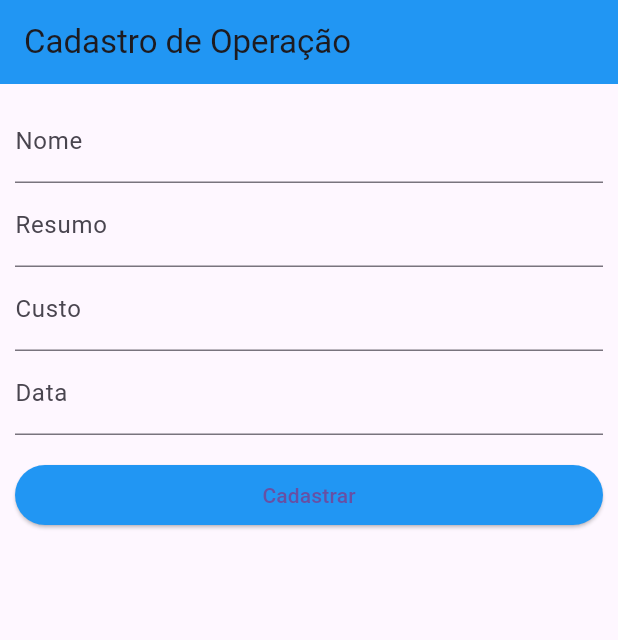
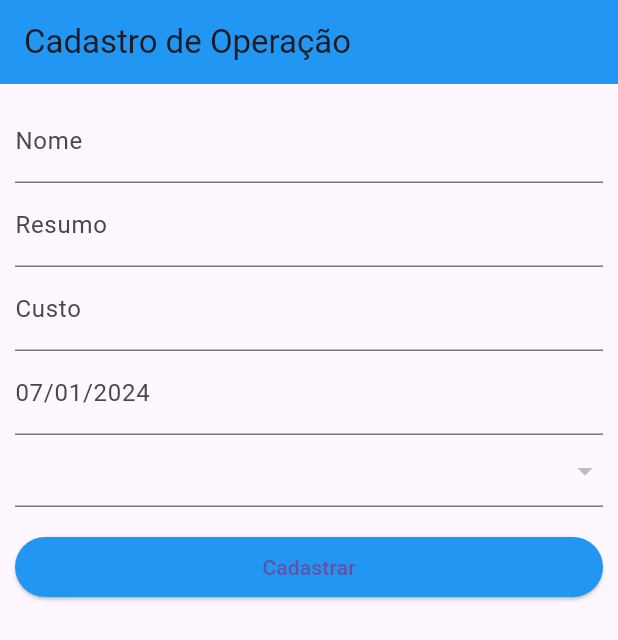
Before and after one commit to alan-saar/app_financas_ui, a Flutter app: the screen it shows after launch, on a phone screen of 412 x 824 dp. Shown: the top 640 px of the screen. Run offline on Flutter 3.47's test engine with Material 3 defaults, Android fonts, the phone set to English and light mode, and no system bars; our stand-ins replace date_format, sqflite; accounts and stored records are empty.

Commit message:
Cadastro do campo data

```diff
--- a/lib/screens/cadastrar_operacao/cadastrar_operacao_screen.dart
+++ b/lib/screens/cadastrar_operacao/cadastrar_operacao_screen.dart
@@ -1,6 +1,7 @@
 import 'package:app_financas_ui/models/conta.dart';
 import 'package:app_financas_ui/services/conta_service.dart';
 import 'package:flutter/material.dart';
+import 'package:date_format/date_format.dart';
 
 class CadastrarOperacaoScreen extends StatefulWidget {
   final String tipoOperacao;
@@ -20,10 +21,11 @@ class _CadastrarOperacaoScreenState extends State<CadastrarOperacaoScreen> {
   final _tipoController = TextEditingController();
   final _dataController = TextEditingController();
   ContaService cs = ContaService();
-  Conta? contaSelecionada;
+  DateTime selectDate = DateTime.now();
 
   late Future<List> _carregaContas;
   late List _contas;
+  Conta? _contaSelecionada;
 
   @override
   void initState() {
@@ -67,10 +69,31 @@ class _CadastrarOperacaoScreenState extends State<CadastrarOperacaoScreen> {
                           keyboardType: TextInputType.number,
                           decoration: const InputDecoration(labelText: 'Custo'),
                         ),
-                        TextFormField(
-                          controller: _dataController,
-                          keyboardType: TextInputType.text,
-                          decoration: const InputDecoration(labelText: 'Data'),
+                        GestureDetector(
+                          onTap: () => _selectDate(context),
+                          child: AbsorbPointer(
+                            child: TextFormField(
+                              controller: _dataController,
+                              decoration: InputDecoration(
+                                labelText: formatDate(selectDate, [dd,'/',mm,'/',yyyy])
+                              ),
+
+                            ),
+                          ),
+                        ),
+                        DropdownButtonFormField(
+                          value: _contaSelecionada,
+                          onChanged: (conta){
+                            setState(() {
+                              _contaSelecionada = conta as Conta?;
+                            });
+                          },
+                          items: _contas.map((conta){
+                            return DropdownMenuItem(
+                              value: conta,
+                              child: Text(conta.nome),
+                            );
+                          }).toList(),
                         ),
                         Padding(
                           padding: const EdgeInsets.only(top: 20, bottom: 20),
@@ -105,4 +128,18 @@ class _CadastrarOperacaoScreenState extends State<CadastrarOperacaoScreen> {
   Future<List> _getContas() async {
     return await cs.listaTodasContas();
   }
+
+  Future<void> _selectDate(BuildContext context) async {
+    final DateTime? picked = await showDatePicker(
+        context: context,
+        initialDate: selectDate,
+        firstDate: DateTime(2024,01),
+        lastDate: DateTime(2025,12)
+    );
+    if (picked != null && picked != selectDate) {
+      setState(() {
+        selectDate = picked;
+      });
+    }
+  }
 }
--- a/pubspec.yaml
+++ b/pubspec.yaml
@@ -37,6 +37,7 @@ dependencies:
   cupertino_icons: ^1.0.2
   sqflite: ^2.3.0
   path: ^1.8.3
+  date_format: ^2.0.7
 
 dev_dependencies:
   flutter_test:
```
Also changed, not shown: pubspec.lock.
